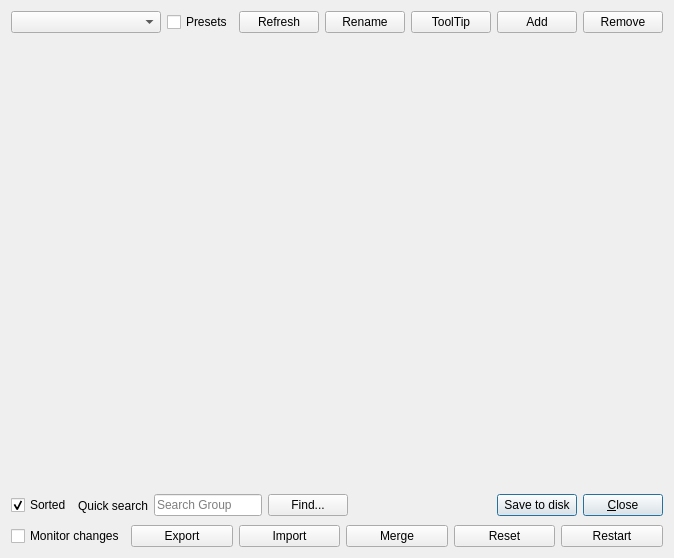
This is src/Gui/DlgParameter.ui in scottmudge/FreeCAD as Qt 5 draws it before an edit. The edited form follows.
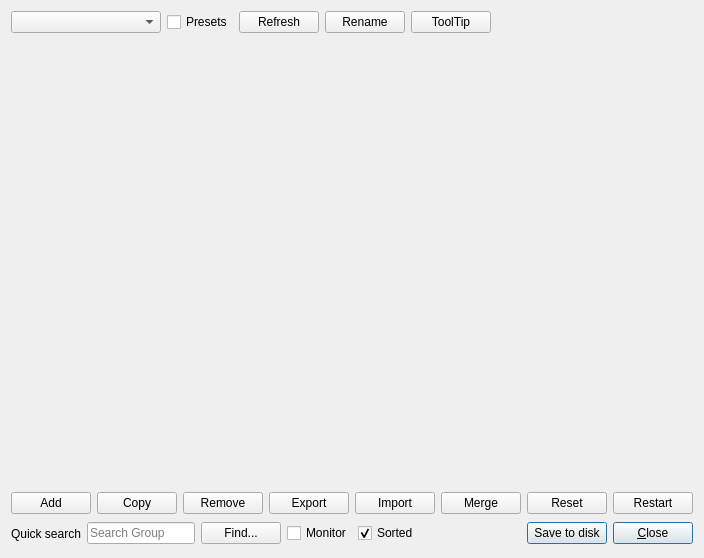
This is the edited form.

Commit message:
Gui: various improvement on parameter editor
Change widget layout
Add copy button to copy existing configuration

The edit to the form file:
```diff
--- a/src/Gui/DlgParameter.ui
+++ b/src/Gui/DlgParameter.ui
@@ -6,7 +6,7 @@
    <rect>
     <x>0</x>
     <y>0</y>
-    <width>604</width>
+    <width>683</width>
     <height>558</height>
    </rect>
   </property>
@@ -88,30 +88,17 @@
       </widget>
      </item>
      <item>
-      <widget class="QPushButton" name="btnAdd">
-       <property name="maximumSize">
-        <size>
-         <width>150</width>
-         <height>16777215</height>
-        </size>
+      <spacer name="horizontalSpacer_2">
+       <property name="orientation">
+        <enum>Qt::Horizontal</enum>
        </property>
-       <property name="text">
-        <string>Add</string>
-       </property>
-      </widget>
-     </item>
-     <item>
-      <widget class="QPushButton" name="btnRemove">
-       <property name="maximumSize">
+       <property name="sizeHint" stdset="0">
         <size>
-         <width>150</width>
-         <height>16777215</height>
+         <width>40</width>
+         <height>20</height>
         </size>
        </property>
-       <property name="text">
-        <string>Remove</string>
-       </property>
-      </widget>
+      </spacer>
      </item>
     </layout>
    </item>
@@ -122,6 +109,91 @@
      </property>
     </widget>
    </item>
+   <item>
+    <layout class="QHBoxLayout" name="horizontalLayout">
+     <item>
+      <widget class="QPushButton" name="btnAdd">
+       <property name="toolTip">
+        <string>Add a new preset configuration from file.</string>
+       </property>
+       <property name="text">
+        <string>Add</string>
+       </property>
+      </widget>
+     </item>
+     <item>
+      <widget class="QPushButton" name="btnCopy">
+       <property name="toolTip">
+        <string>Copy the current configuration as a preset with a new name.</string>
+       </property>
+       <property name="text">
+        <string>Copy</string>
+       </property>
+      </widget>
+     </item>
+     <item>
+      <widget class="QPushButton" name="btnRemove">
+       <property name="toolTip">
+        <string>Remove the current configuration.</string>
+       </property>
+       <property name="text">
+        <string>Remove</string>
+       </property>
+      </widget>
+     </item>
+     <item>
+      <widget class="QPushButton" name="btnExport">
+       <property name="toolTip">
+        <string>Export the current configuration as a file.</string>
+       </property>
+       <property name="text">
+        <string>Export</string>
+       </property>
+      </widget>
+     </item>
+     <item>
+      <widget class="QPushButton" name="btnImport">
+       <property name="toolTip">
+        <string>Import previously saved configuration.
+This will overwrite the current configuration.</string>
+       </property>
+       <property name="text">
+        <string>Import</string>
+       </property>
+      </widget>
+     </item>
+     <item>
+      <widget class="QPushButton" name="btnMerge">
+       <property name="toolTip">
+        <string>Import saved configuration and merge with the current one.</string>
+       </property>
+       <property name="text">
+        <string>Merge</string>
+       </property>
+      </widget>
+     </item>
+     <item>
+      <widget class="QPushButton" name="btnReset">
+       <property name="toolTip">
+        <string>Clear the current configuration and restart the application.</string>
+       </property>
+       <property name="text">
+        <string>Reset</string>
+       </property>
+      </widget>
+     </item>
+     <item>
+      <widget class="QPushButton" name="btnRestart">
+       <property name="toolTip">
+        <string>Restart the application.</string>
+       </property>
+       <property name="text">
+        <string>Restart</string>
+       </property>
+      </widget>
+     </item>
+    </layout>
+   </item>
    <item>
     <layout class="QHBoxLayout">
      <property name="spacing">
@@ -139,16 +211,6 @@
      <property name="bottomMargin">
       <number>0</number>
      </property>
-     <item>
-      <widget class="QCheckBox" name="checkSort">
-       <property name="text">
-        <string>Sorted</string>
-       </property>
-       <property name="checked">
-        <bool>true</bool>
-       </property>
-      </widget>
-     </item>
      <item>
       <widget class="QLabel" name="quickSearch">
        <property name="text">
@@ -179,6 +241,27 @@
        </property>
       </widget>
      </item>
+     <item>
+      <widget class="QCheckBox" name="checkBoxMonitor">
+       <property name="toolTip">
+        <string>Enable this to auto select any parameter that have changed.
+You can then selectively export only the changed ones.</string>
+       </property>
+       <property name="text">
+        <string>Monitor</string>
+       </property>
+      </widget>
+     </item>
+     <item>
+      <widget class="QCheckBox" name="checkSort">
+       <property name="text">
+        <string>Sorted</string>
+       </property>
+       <property name="checked">
+        <bool>true</bool>
+       </property>
+      </widget>
+     </item>
      <item>
       <spacer>
        <property name="orientation">
@@ -229,102 +312,6 @@
      </item>
     </layout>
    </item>
-   <item>
-    <layout class="QHBoxLayout" name="horizontalLayout">
-     <item>
-      <widget class="QCheckBox" name="checkBoxMonitor">
-       <property name="toolTip">
-        <string>Enable this to auto select any parameter that have changed.
-You can then selectively export only the changed ones.</string>
-       </property>
-       <property name="text">
-        <string>Monitor changes</string>
-       </property>
-      </widget>
-     </item>
-     <item>
-      <widget class="QPushButton" name="btnExport">
-       <property name="maximumSize">
-        <size>
-         <width>150</width>
-         <height>16777215</height>
-        </size>
-       </property>
-       <property name="toolTip">
-        <string>Export the current configuration as a file.</string>
-       </property>
-       <property name="text">
-        <string>Export</string>
-       </property>
-      </widget>
-     </item>
-     <item>
-      <widget class="QPushButton" name="btnImport">
-       <property name="maximumSize">
-        <size>
-         <width>150</width>
-         <height>16777215</height>
-        </size>
-       </property>
-       <property name="toolTip">
-        <string>Import previously saved configuration.
-This will overwrite the current configuration.</string>
-       </property>
-       <property name="text">
-        <string>Import</string>
-       </property>
-      </widget>
-     </item>
-     <item>
-      <widget class="QPushButton" name="btnMerge">
-       <property name="maximumSize">
-        <size>
-         <width>150</width>
-         <height>16777215</height>
-        </size>
-       </property>
-       <property name="toolTip">
-        <string>Import saved configuration and merge with the current one.</string>
-       </property>
-       <property name="text">
-        <string>Merge</string>
-       </property>
-      </widget>
-     </item>
-     <item>
-      <widget class="QPushButton" name="btnReset">
-       <property name="maximumSize">
-        <size>
-         <width>150</width>
-         <height>16777215</height>
-        </size>
-       </property>
-       <property name="toolTip">
-        <string>Clear the current configuration.</string>
-       </property>
-       <property name="text">
-        <string>Reset</string>
-       </property>
-      </widget>
-     </item>
-     <item>
-      <widget class="QPushButton" name="btnRestart">
-       <property name="maximumSize">
-        <size>
-         <width>150</width>
-         <height>16777215</height>
-        </size>
-       </property>
-       <property name="toolTip">
-        <string>Restart the application.</string>
-       </property>
-       <property name="text">
-        <string>Restart</string>
-       </property>
-      </widget>
-     </item>
-    </layout>
-   </item>
   </layout>
  </widget>
  <layoutdefault spacing="6" margin="11"/>
```
Left out of the diff: 18 changed lines with no effect on the pictures. The commit also changes 2 other files.
